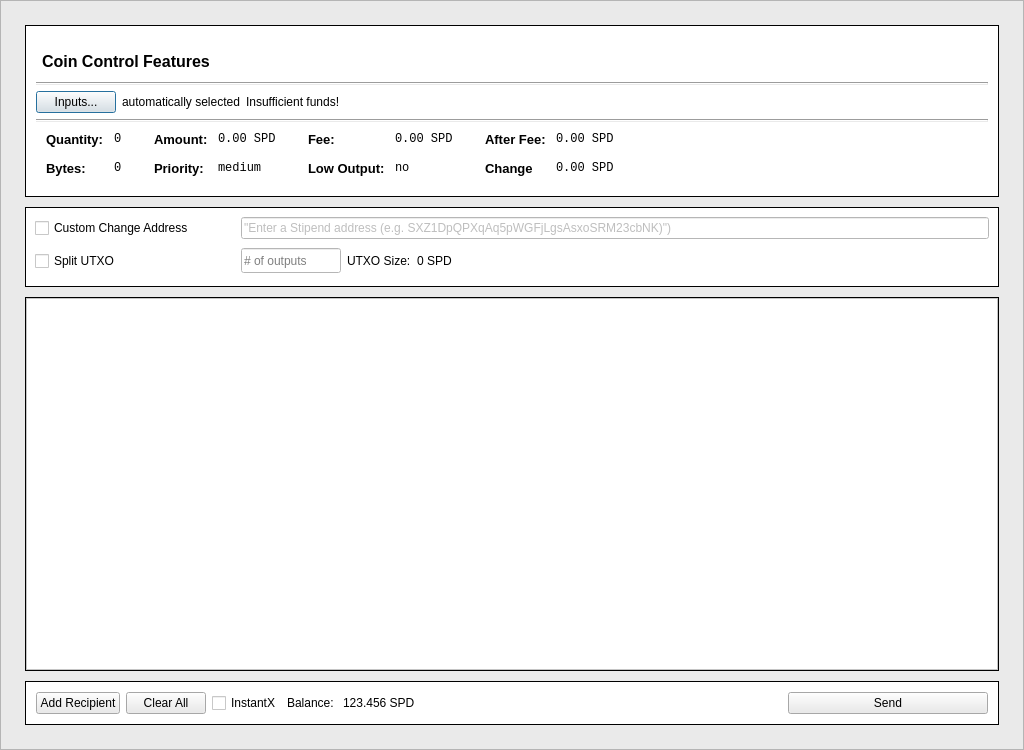
Qt form src/qt/forms/sendcoinsdialog.ui (Stipend-Developer/stipend) before a commit.
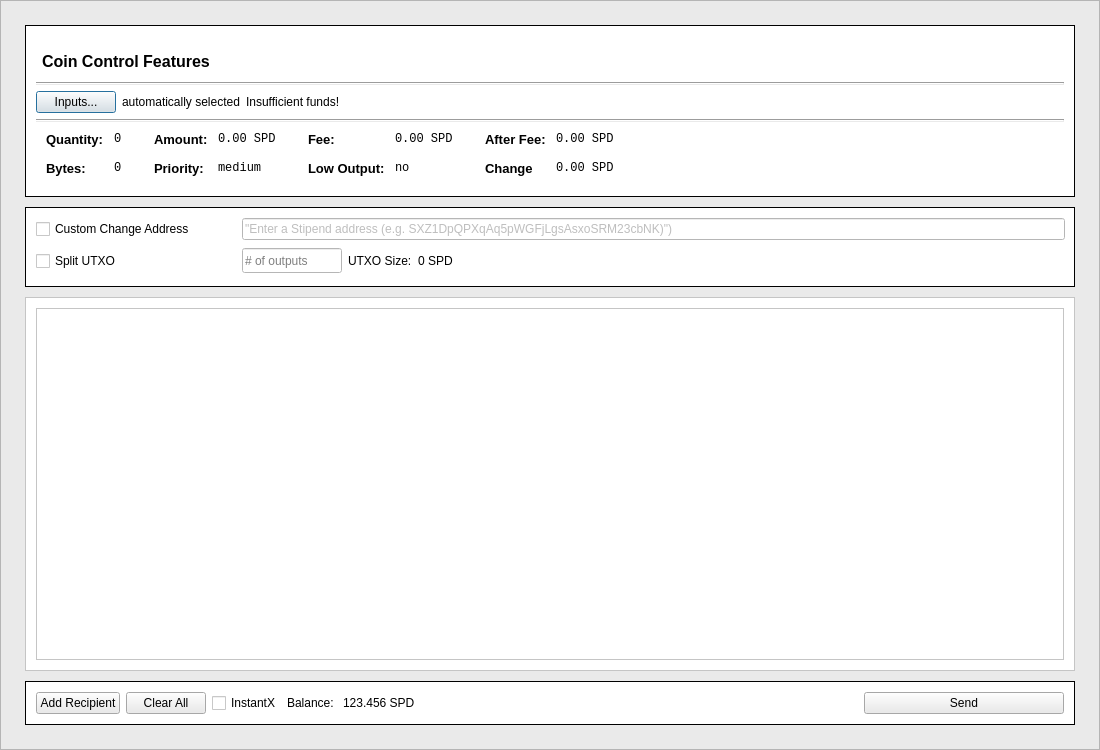
The same form after that commit.

Commit message: Fix scaling, spacing issues on Windows

The edit to the form file:
```diff
--- a/src/qt/forms/sendcoinsdialog.ui
+++ b/src/qt/forms/sendcoinsdialog.ui
@@ -6,13 +6,13 @@
    <rect>
     <x>0</x>
     <y>0</y>
-    <width>1024</width>
+    <width>1100</width>
     <height>750</height>
    </rect>
   </property>
   <property name="minimumSize">
    <size>
-    <width>1024</width>
+    <width>0</width>
     <height>750</height>
    </size>
   </property>
@@ -830,6 +830,15 @@
            <enum>QFrame::Raised</enum>
           </property>
           <layout class="QGridLayout" name="gridLayout">
+           <property name="leftMargin">
+            <number>10</number>
+           </property>
+           <property name="topMargin">
+            <number>10</number>
+           </property>
+           <property name="bottomMargin">
+            <number>10</number>
+           </property>
            <item row="0" column="0">
             <layout class="QGridLayout" name="gridLayout_4">
              <property name="leftMargin">
@@ -1023,7 +1032,6 @@
           <property name="styleSheet">
            <string notr="true">#frame_3 {
     background-color: #fff;
-    border: 1px solid black;
 }</string>
           </property>
           <property name="frameShape">
@@ -1034,16 +1042,16 @@
           </property>
           <layout class="QVBoxLayout" name="verticalLayout_7">
            <property name="leftMargin">
-            <number>0</number>
+            <number>10</number>
            </property>
            <property name="topMargin">
-            <number>0</number>
+            <number>10</number>
            </property>
            <property name="rightMargin">
-            <number>0</number>
+            <number>10</number>
            </property>
            <property name="bottomMargin">
-            <number>0</number>
+            <number>10</number>
            </property>
            <item>
             <layout class="QVBoxLayout" name="verticalLayout_6">
@@ -1066,8 +1074,8 @@
                  <rect>
                   <x>0</x>
                   <y>0</y>
-                  <width>966</width>
-                  <height>354</height>
+                  <width>1022</width>
+                  <height>334</height>
                  </rect>
                 </property>
                 <layout class="QVBoxLayout" name="verticalLayout_9">
```
The commit also changes 3 other files.
